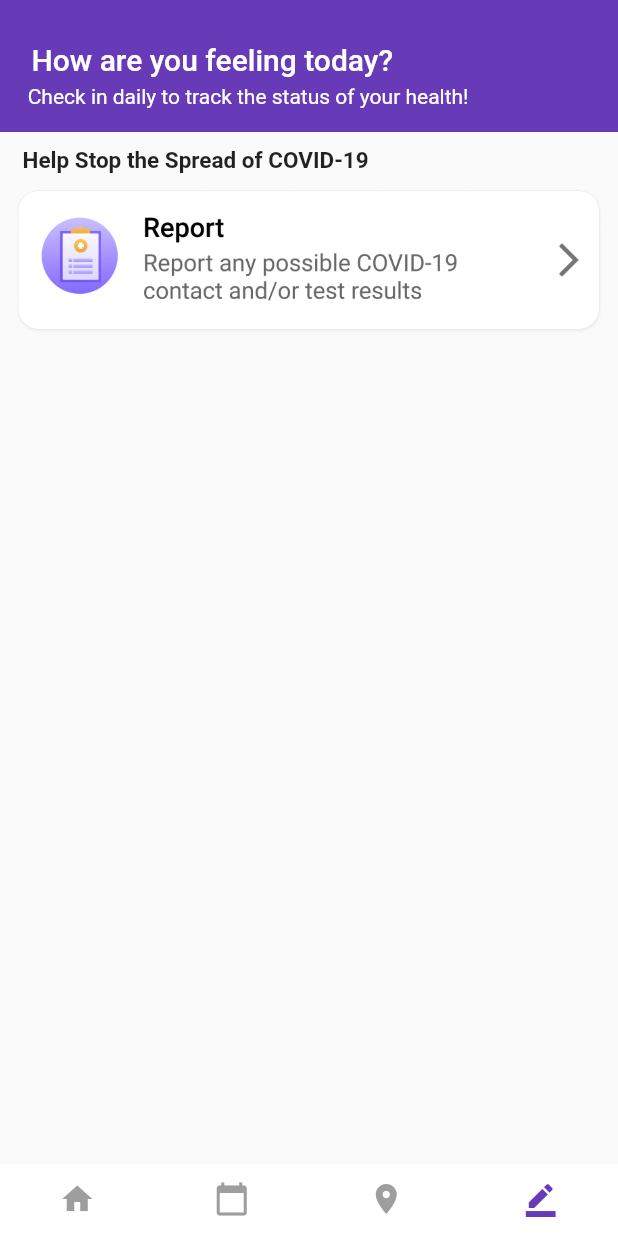
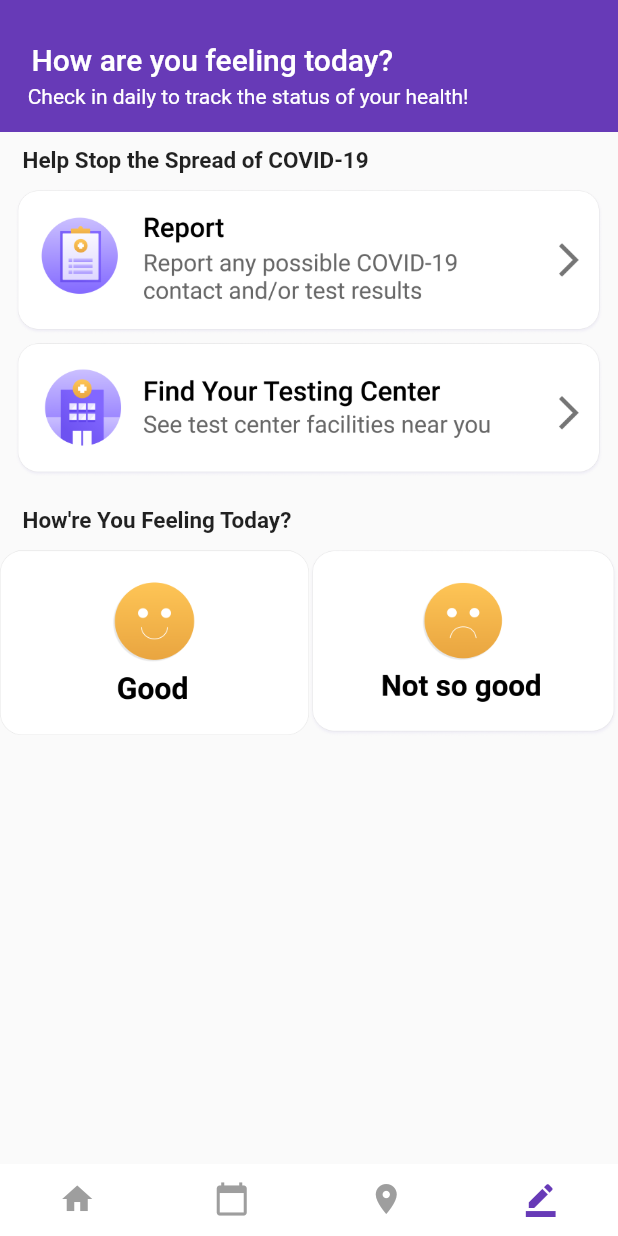
Before and after one commit to mskeyashah/COVID_Trace, a Flutter app: the screen it shows after launch, item 4 of the bottom bar chosen, on a phone screen of 412 x 824 dp. Run offline on Flutter 3.47's test engine with Material 2 defaults, Android fonts, the phone set to English and light mode, and no system bars; our stand-ins replace flutter_spinkit, geolocator; network calls fail.

Commit message:
survery page

```diff
--- a/lib/entersurvey.dart
+++ b/lib/entersurvey.dart
@@ -58,6 +58,33 @@
                 padding: EdgeInsets.fromLTRB(10.0, 0, 10.0, 0),
                 child: Image.asset('images/Report.png'),
               ),
+              SizedBox(height: 5.0),
+              //This button doesn't need to be working
+              FlatButton(
+                onPressed: () {},
+                padding: EdgeInsets.fromLTRB(10.0, 0, 10.0, 0),
+                child: Image.asset('images/TestingCenter.png'),
+              ),
+              SizedBox(height: 20.0),
+              Align(
+                alignment: Alignment.centerLeft,
+                child: Padding(
+                  padding: EdgeInsets.fromLTRB(15, 0, 0, 0),
+                  child: Text(
+                    "How're You Feeling Today?",
+                    style:
+                        TextStyle(fontWeight: FontWeight.bold, fontSize: 15.0),
+                  ),
+                ),
+              ),
+              SizedBox(height: 10),
+              Row(
+                mainAxisAlignment: MainAxisAlignment.spaceEvenly,
+                children: [
+                  Expanded(child: Image.asset('images/Happy.png')),
+                  Expanded(child: Image.asset('images/SadFace.png')),
+                ],
+              ),
             ],
           ),
         ));
```
Also changed, not shown: images/Happy.png (added), images/SadFace.png (added), images/TestingCenter.png (added).
